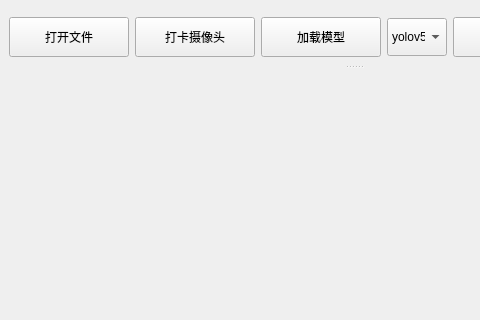
First picture: the form in mainwindow.ui, repository BAOfanTing/QT_YOLOv5, before the edit; both pictures show x 0 to 480 and y 0 to 320 of the 950 by 500 pixel window.
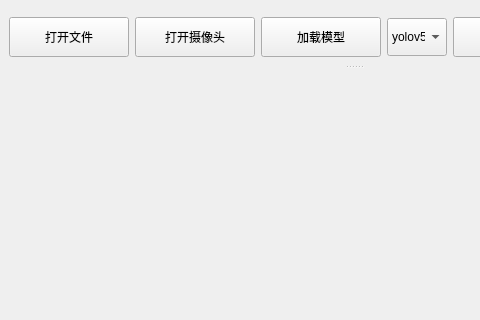
Second picture: the form after the edit. Icons and pictures are not drawn.

Commit message: 3.1.1打开显示图片

What changed in the file:
```diff
--- a/mainwindow.ui
+++ b/mainwindow.ui
@@ -58,7 +58,7 @@
             </size>
            </property>
            <property name="text">
-            <string>打卡摄像头</string>
+            <string>打开摄像头</string>
            </property>
            <property name="icon">
             <iconset resource="res.qrc">
```
The commit also changes 3 other files.
